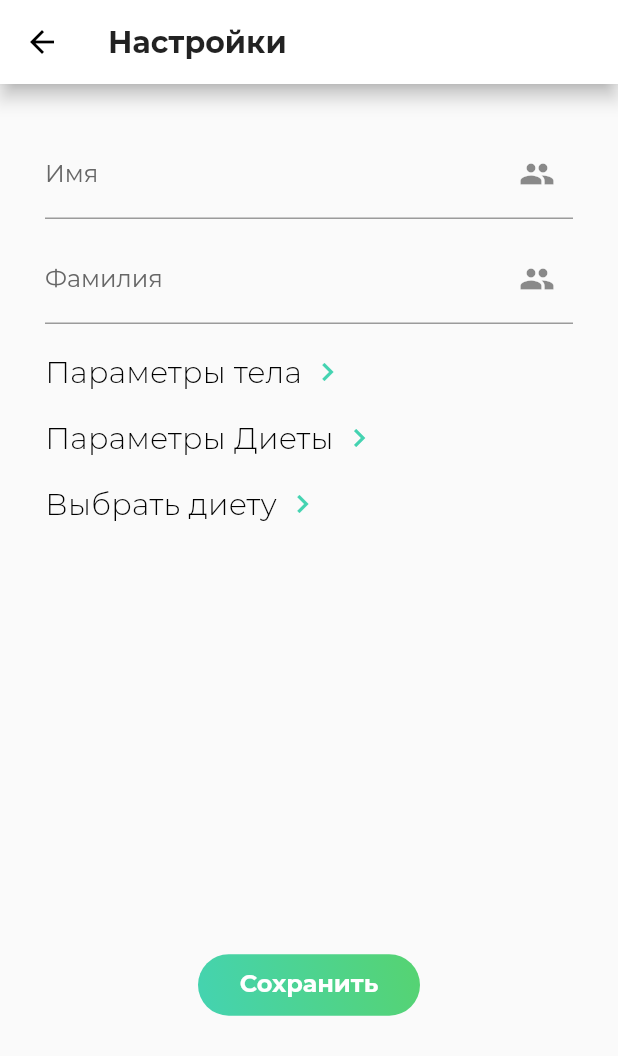
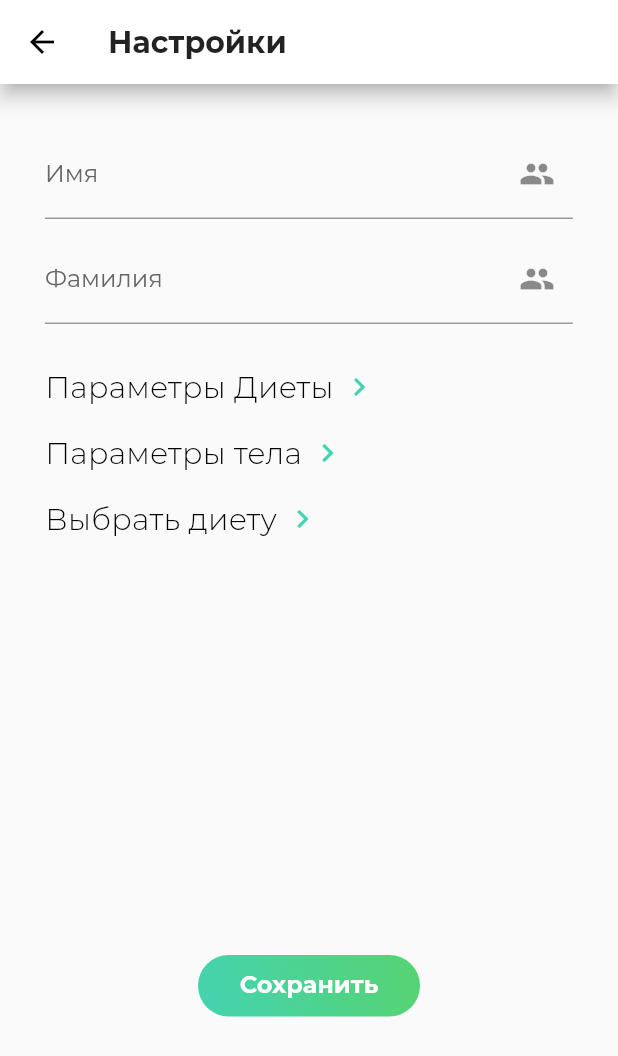
Before and after one commit to Frezyx/calorica, a Flutter app: the EditUserPage screen opened by its route, on a phone screen of 412 x 824 dp. Shown: the top 1056 px of the screen. Run offline on Flutter 3.47's test engine with Material 2 defaults, Android fonts, the phone set to English and light mode, and no system bars; drawn by our look-alikes of gradient_widgets; our stand-ins replace carousel_slider, charts_flutter, flutter_native_admob, flutter_svg, font_awesome_flutter, shared_preferences and 1 more; missing offline and left inert: ff_navigation_bar, firebase_admob; accounts and stored records are empty; project files that could hold a hidden picture were left out.

```diff
--- a/lib/pages/edit/editUser.dart
+++ b/lib/pages/edit/editUser.dart
@@ -126,19 +126,16 @@ class _EditUserPageState extends State<EditUserPage> {
                   },
                 ),
 
+                new SizedBox(height: 30),
+                getFlatNavigationButton("Параметры Диеты", "/editUserDietParams", context),
+
                 new SizedBox(height: 20),
-
                 getFlatNavigationButton("Параметры тела", "/editUserParams", context),
 
                 new SizedBox(height: 20),
-
-                getFlatNavigationButton("Параметры Диеты", "/editUserDietParams", context),
-
-                new SizedBox(height: 20),
-
                 getFlatNavigationButton("Выбрать диету", "/chooseDiet", context),
 
-                SizedBox(height: MediaQuery.of(context).size.height/2.9),
+                SizedBox(height: MediaQuery.of(context).size.height/3),
                 getEditorSaveButton(_formKey, user, context),
           ]),
         ),
```
Also changed, not shown: lib/pages/edit/editUserParams.dart (+10 -6 lines).
